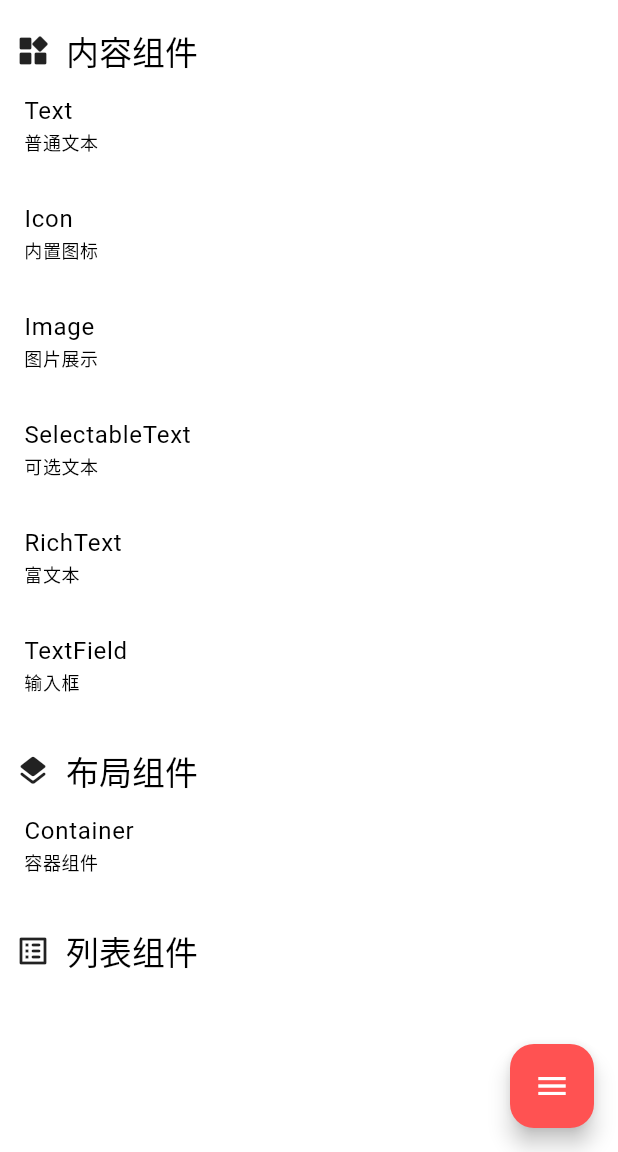
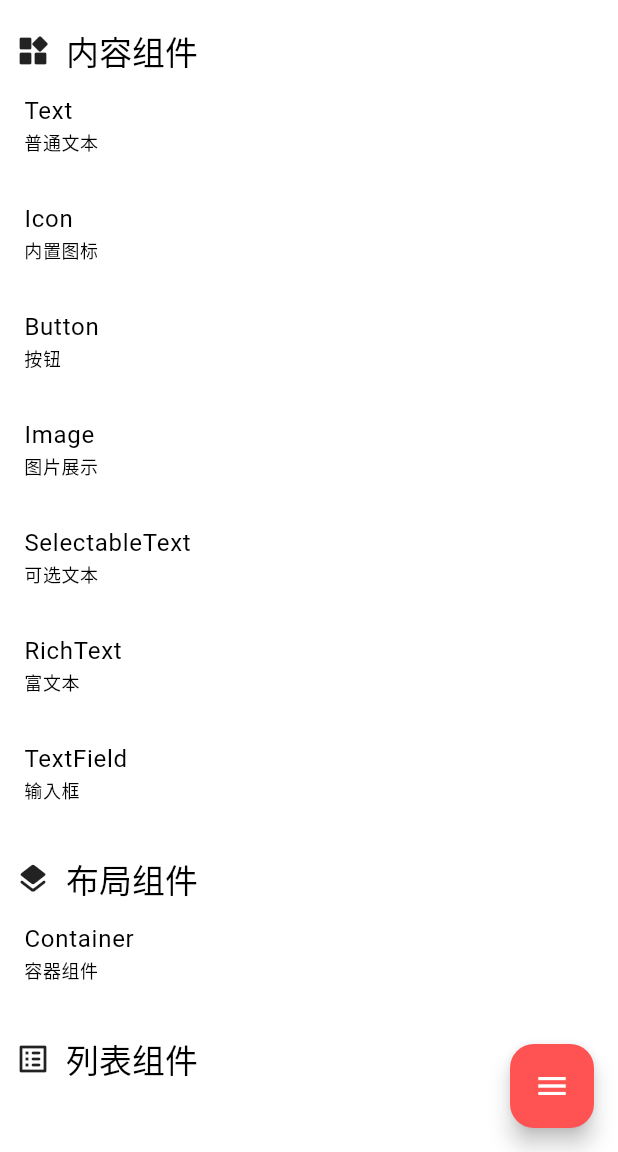
Before and after one commit to Keekuun/hello_flutter, a Flutter app: the screen it shows after launch, on a phone screen of 412 x 824 dp, the part 84-1236 px from its top. Run offline on Flutter 3.47's test engine with Material 3 defaults, Android fonts, the light colour scheme and no system bars; our stand-ins replace extended_image, flutter_hooks.

Commit message:
feat: add button demo

```diff
--- a/lib/routes.dart
+++ b/lib/routes.dart
@@ -1,4 +1,5 @@
 import 'package:flutter/material.dart';
+import 'package:hello_flutter/contents/button.dart';
 import 'contents/icon.dart';
 import 'contents/image.dart';
 import 'contents/rich_text.dart';
@@ -26,6 +27,11 @@ final List<Map<String, Object>> routesList = [
           title: '内置图标',
           description: '内置图标',
           widget: const IconDemo()),
+      MyWidget(
+          id: 'Button',
+          title: '按钮',
+          description: '按钮',
+          widget: const ButtonDemo()),
       MyWidget(
           id: 'Image',
           title: '图片',
```
Also changed, not shown: lib/contents/button.dart (added, +18 -0 lines), 1 other file.
